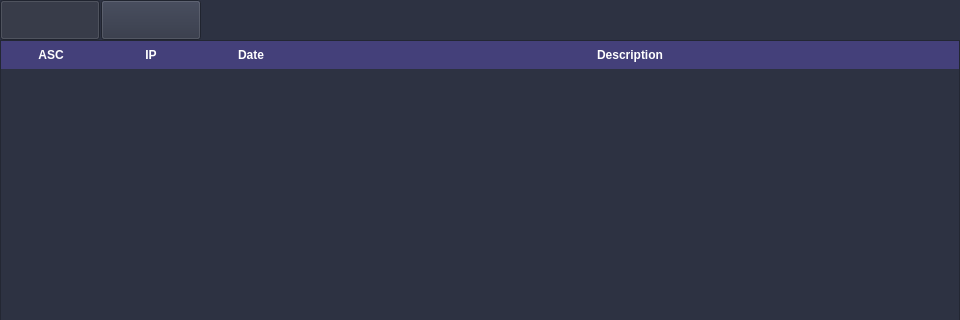
Above: components/page3/page3.ui from TF-LAVENDER/Lavender before the change; both pictures show x 0 to 960 and y 0 to 320 of the 960 by 500 pixel window. Below: the same form after it.
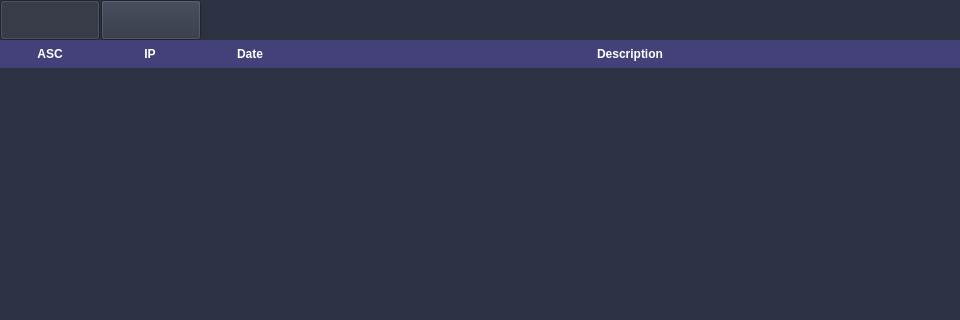
That is the form after the change. Icons and pictures are not drawn.

Commit message: fix : page 2 layout bug #25

What changed in the file:
```diff
--- a/components/page3/page3.ui
+++ b/components/page3/page3.ui
@@ -131,6 +131,7 @@
     alternate-background-color: rgb(68, 64, 122);
 	padding: 0;
 	margin: 0;
+	border: 0 ;
 }
 QTableWidget::item {
     padding: 5px;
```
